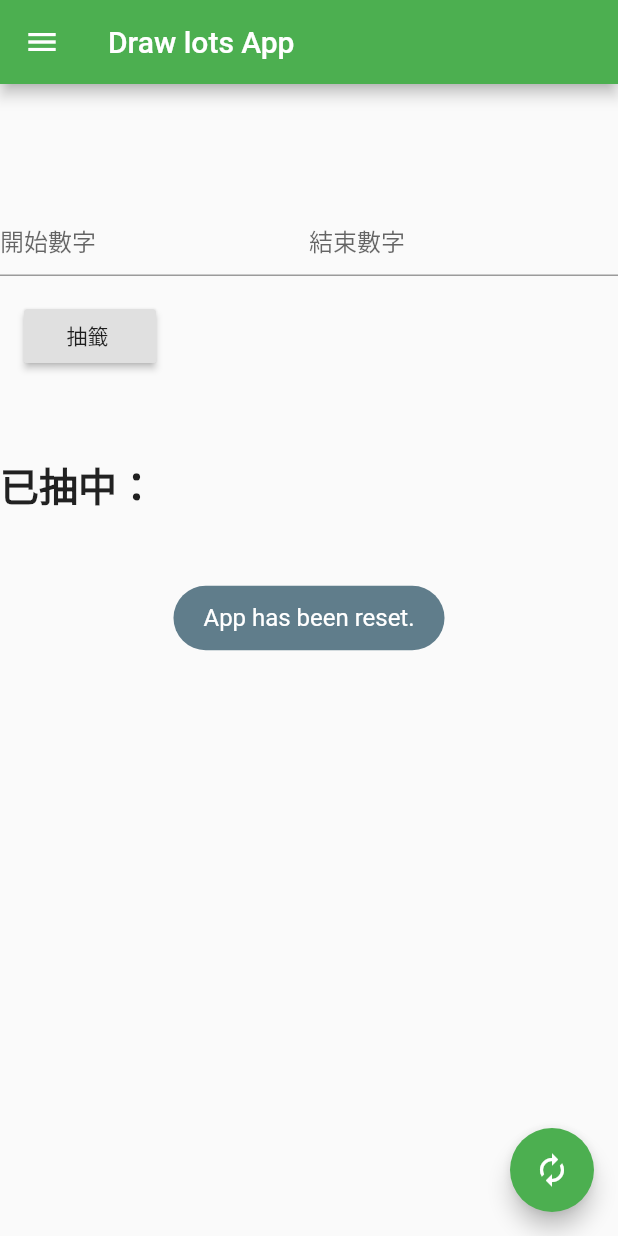
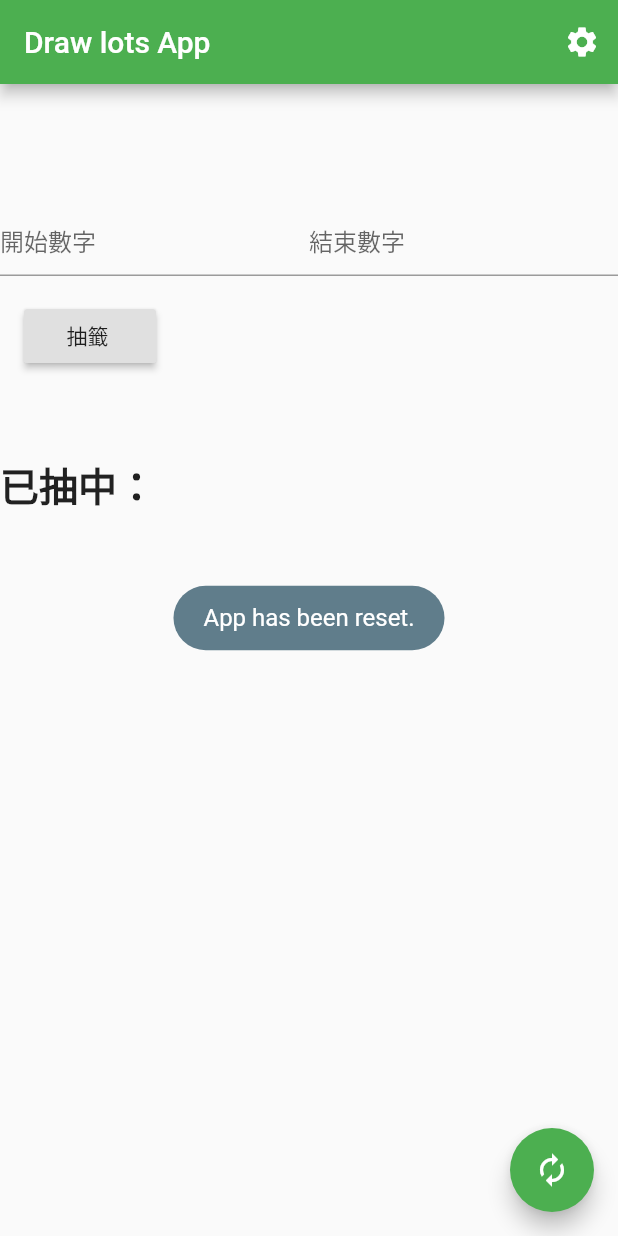
Before and after one commit to oxygen-TW/LotsDrawer, a Flutter app: the screen it shows after launch, after a tap on the "autorenew" icon, on a phone screen of 412 x 824 dp. Run offline on Flutter 3.47's test engine with Material 2 defaults, Android fonts, the phone set to English and light mode, and no system bars; our stand-ins replace fluttertoast.

Commit message:
Layout: add setting button on AppBar

```diff
--- a/lib/main.dart
+++ b/lib/main.dart
@@ -127,39 +127,21 @@ class _MyHomePageState extends State<HomePage> {
         // Here we take the value from the MyHomePage object that was created by
         // the App.build method, and use it to set our appbar title.
         title: Text(widget.title),
+        actions: <Widget>[
+          IconButton(
+            icon: Icon(
+              Icons.settings,
+              color: Colors.white,
             ),
-      drawer: new Drawer(
-        child: new ListView(
-          children: <Widget>[
-            FlatButton(
+            tooltip: "設定",
             onPressed: () {
               Navigator.push(
                 context,
-                    new MaterialPageRoute(
-                        builder: (context) => new SettingUI()),
+                new MaterialPageRoute(builder: (context) => new SettingUI()),
               );
             },
-                child: Row(
-                  mainAxisAlignment: MainAxisAlignment.center,
-                  children: [
-                    RichText(
-                        text: TextSpan(children: [
-                          WidgetSpan(
-                            child: Icon(Icons.settings, size: 20),
-                          ),
-                          TextSpan(
-                            text: "  Settings",
-                            style: TextStyle(color: Colors.black, fontSize: 18),
-                          ),
-                        ]))
+          )
         ],
-                )),
-            Divider(
-              height: 2.0,
-              color: Colors.grey,
-            ),
-          ],
-        ),
       ),
       body: Center(
           child: Column(children: [
```
Lines whose indentation alone changed are shown as unchanged.
